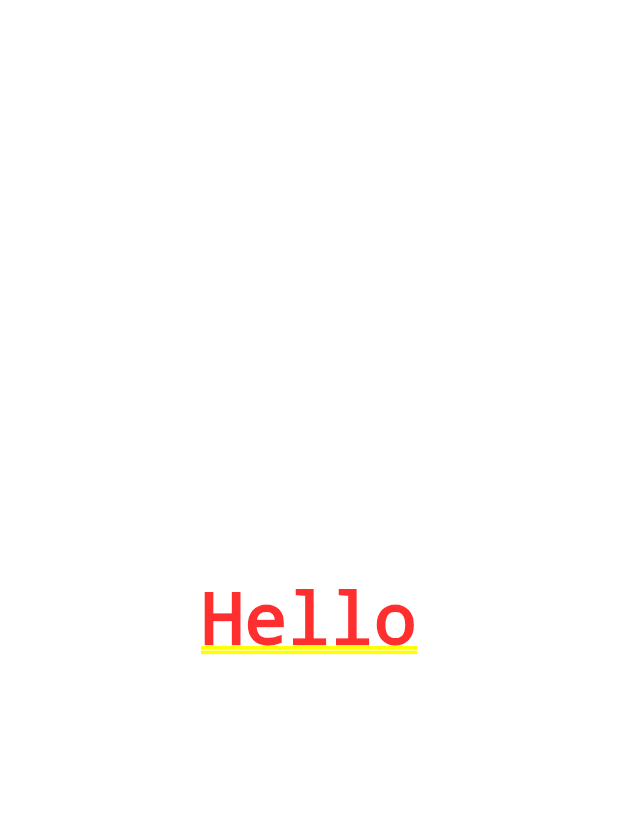
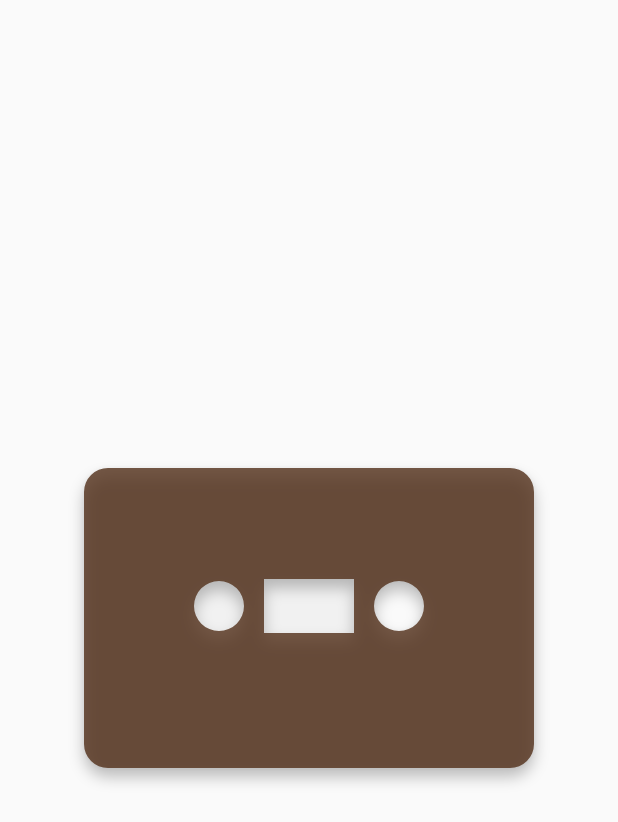
Before and after one commit to adamako/audioPlayer, a Flutter app: the screen it shows after launch, on a phone screen of 412 x 824 dp. Shown: the top 822 px of the screen. Run offline on Flutter 3.47's test engine with Material 2 defaults, Android fonts, the phone set to English and light mode, and no system bars.

Commit message:
:star: draw the tape

```diff
--- a/lib/main.dart
+++ b/lib/main.dart
@@ -1,3 +1,4 @@
+import 'package:audioplayer/widgets/home.dart';
 import 'package:flutter/material.dart';
 
 void main() {
@@ -9,14 +10,11 @@ class MyApp extends StatelessWidget {
   @override
   Widget build(BuildContext context) {
     return MaterialApp(
-      title: 'Flutter Demo',
-      theme: ThemeData(
-        primarySwatch: Colors.blue,
-        visualDensity: VisualDensity.adaptivePlatformDensity,
-      ),
-      home: Center(
-        child: Text('Hello'),
-      ),
-    );
+        title: 'Flutter Demo',
+        theme: ThemeData(
+          primarySwatch: Colors.blue,
+          visualDensity: VisualDensity.adaptivePlatformDensity,
+        ),
+        home: Home());
   }
 }
--- /dev/null
+++ b/lib/widgets/home.dart
@@ -0,0 +1,16 @@
+import 'package:audioplayer/widgets/tape.dart';
+import 'package:flutter/material.dart';
+
+class Home extends StatefulWidget {
+  @override
+  _HomeState createState() => _HomeState();
+}
+
+class _HomeState extends State<Home> {
+  @override
+  Widget build(BuildContext context) {
+    return Scaffold(
+      body: Center(child: Tape()),
+    );
+  }
+}
--- /dev/null
+++ b/lib/widgets/tape.dart
@@ -0,0 +1,53 @@
+import 'package:audioplayer/widgets/tape_painter.dart';
+import 'package:flutter/material.dart';
+
+class Tape extends StatefulWidget {
+  @override
+  _TapeState createState() => _TapeState();
+}
+
+class _TapeState extends State<Tape> with SingleTickerProviderStateMixin {
+  AnimationController _controller;
+
+  @override
+  void initState() {
+    _controller = AnimationController(
+        duration: const Duration(milliseconds: 2000), vsync: this);
+
+    Tween<double> tween = Tween<double>(begin: 0.0, end: 1.0);
+    tween.animate(_controller);
+    super.initState();
+  }
+
+  @override
+  void dispose() {
+    _controller.dispose();
+    super.dispose();
+  }
+
+  @override
+  Widget build(BuildContext context) {
+    return Column(
+      mainAxisSize: MainAxisSize.min,
+      children: [
+        SizedBox(
+          width: 300,
+          height: 200,
+          child: AnimatedBuilder(
+            builder: (BuildContext context, Widget child) {
+              return CustomPaint(
+                painter: TapePainter(),
+              );
+            },
+            animation: _controller,
+          ),
+        )
+      ],
+    );
+  }
+
+  void stop() {}
+  void pause() {}
+  void play() {}
+  void choose() {}
+}
```
Also changed, not shown: lib/widgets/tape_painter.dart (added, +76 -0 lines).
